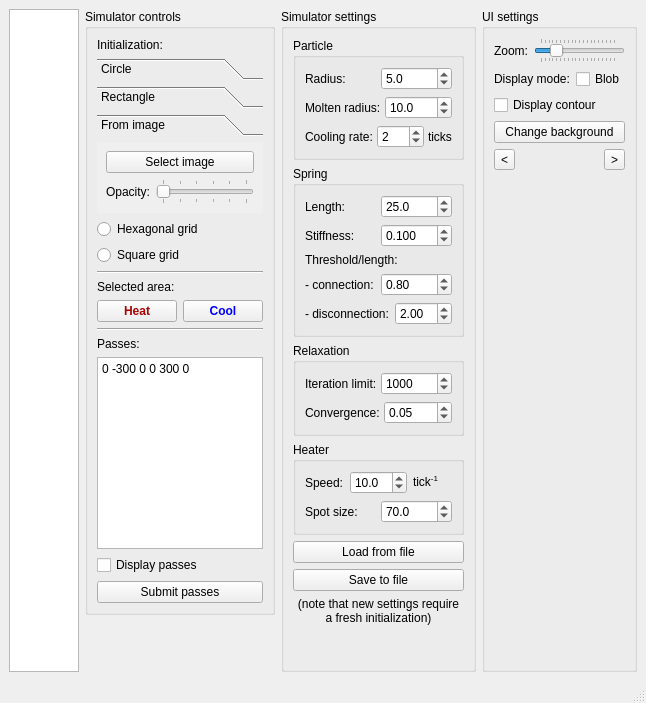
This is simulator/ui/mainwindow.ui in dantrag/spring_simulator as Qt 5 draws it before an edit. The edited form follows.
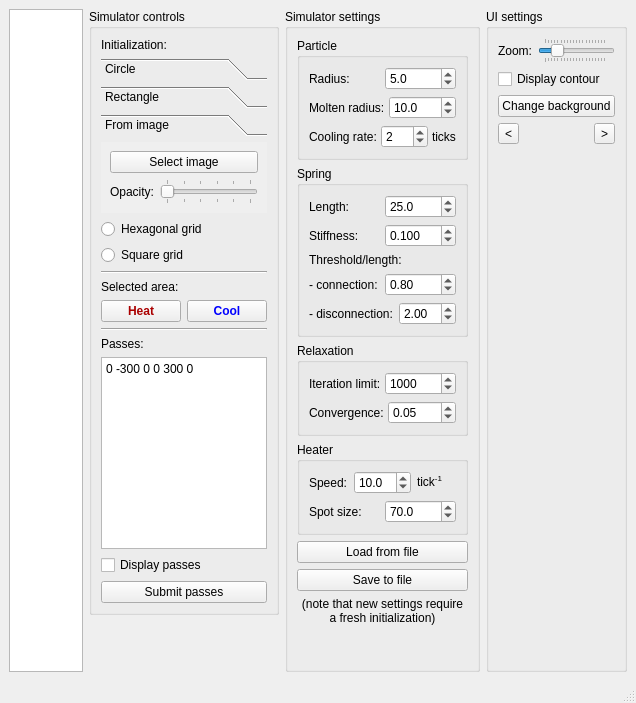
This is the edited form.

Commit message: Remove "blob"

Patch:
```diff
--- a/simulator/ui/mainwindow.ui
+++ b/simulator/ui/mainwindow.ui
@@ -265,9 +265,9 @@
               </widget>
              </item>
              <item>
-              <layout class="QHBoxLayout" name="layout35">
+              <layout class="QHBoxLayout" name="layout22">
                <item>
-                <widget class="QLabel" name="label">
+                <widget class="QLabel" name="static29">
                  <property name="text">
                   <string>Opacity:</string>
                  </property>
@@ -976,27 +976,6 @@
          </item>
         </layout>
        </item>
-       <item>
-        <layout class="QHBoxLayout" name="layout22">
-         <item>
-          <widget class="QLabel" name="static29">
-           <property name="text">
-            <string>Display mode:</string>
-           </property>
-          </widget>
-         </item>
-         <item>
-          <widget class="QCheckBox" name="blob_mode_checkbox">
-           <property name="text">
-            <string>Blob</string>
-           </property>
-           <property name="checked">
-            <bool>false</bool>
-           </property>
-          </widget>
-         </item>
-        </layout>
-       </item>
        <item>
         <widget class="QCheckBox" name="show_contour_checkbox">
          <property name="text">
```
The commit also changes 2 other files.
